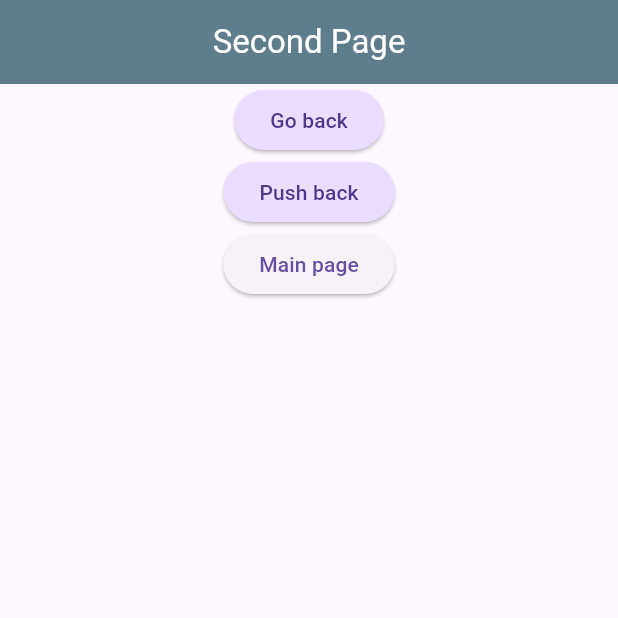
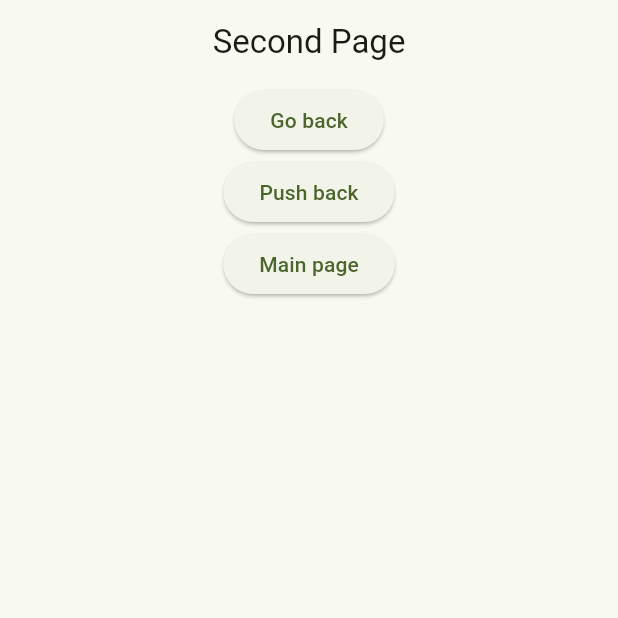
Before and after one commit to tykhonchuk/flutter, a Flutter app: the screen it shows after launch, after a tap on "Go route", on a phone screen of 412 x 824 dp, the top half of it. Run offline on Flutter 3.47's test engine with Material 3 defaults, Android fonts, the phone set to English and light mode, and no system bars; our stand-ins replace go_router.

Commit message:
Separate pages and themes

```diff
--- a/lib/main.dart
+++ b/lib/main.dart
@@ -1,129 +1,41 @@
 import 'package:flutter/material.dart';
 import 'package:go_router/go_router.dart';
+import 'Pages/first_page.dart';
+import 'Pages/second_page.dart';
+
+
+enum PagesRoute {
+  firstPage ('/', 'First Page'),
+  secondPage ('/second', 'Second Page');
+
+  const PagesRoute(this.path, this.name);
+  final String path;
+  final String name;
+}
 
 void main() {
-  final _goRoute = GoRouter(
-    routes:[
-      GoRoute(
-        path: '/',
-        builder: (context, state) => const FirstPage(),
-      ),
-      GoRoute(
-        path:'/second',
-        builder:(context, state) => const SecondPage(),
-      )
-    ],
+  final routeBuilders = {
+    PagesRoute.firstPage: (context, state) => const FirstPage(),
+    PagesRoute.secondPage: (context, state) => const SecondPage(),
+  };
+  final goRoute = GoRouter(
+    routes: PagesRoute.values.map((route) {
+      return GoRoute(
+        path: route.path,
+        name: route.name,
+        builder: routeBuilders[route]
+      );
+    }).toList(),
   );
   return runApp(MaterialApp.router(
-    routerConfig: _goRoute,
+    routerConfig: goRoute,
+    theme: ThemeData(
+      colorScheme: ColorScheme.fromSeed(seedColor: Colors.lightGreen),
+      useMaterial3: true
+    ),
+    darkTheme: ThemeData(
+      colorScheme: ColorScheme.fromSeed(brightness: Brightness.dark, seedColor: Colors.lightGreen),
+      useMaterial3: true,
+    ),
   ));
 }
-
-class FirstPage extends StatelessWidget {
-  const FirstPage({super.key});
-  @override
-  Widget build(BuildContext context) {
-    final ColorScheme colorScheme = Theme.of(context).colorScheme;
-    return Scaffold(
-        appBar: AppBar(
-          centerTitle: true,
-          backgroundColor: Colors.blueAccent,
-          title: Text(
-            "First Page",
-            style: TextStyle(color: Colors.white),
-          ),
-        ),
-        body: Column(
-            children: [
-              Center(
-                child:ElevatedButton(
-                  style:ElevatedButton.styleFrom(
-                    foregroundColor: Theme.of(context).colorScheme.onPrimaryContainer,
-                    backgroundColor: Theme.of(context).colorScheme.primaryContainer,
-                  ),
-                  child: Text('Go route'),
-                  onPressed: (){
-                    context.go('/second');
-                  },
-                ),
-              ),
-              Center(
-                child:ElevatedButton(
-                    style:ElevatedButton.styleFrom(
-                      foregroundColor: Theme.of(context).colorScheme.onPrimaryContainer,
-                      backgroundColor: Theme.of(context).colorScheme.primaryContainer,
-                    ),
-                    child: Text('Push route'),
-                    onPressed: (){
-                      Navigator.push(
-                        context,
-                        MaterialPageRoute(builder:(context) =>const SecondPage())
-                      );
-                    }
-                ),
-              ),
-            ]
-        ),
-        floatingActionButton: FloatingActionButton.extended(
-          foregroundColor: colorScheme.onTertiaryContainer,
-          backgroundColor: colorScheme.tertiaryContainer,
-          onPressed: (){},
-          label: const Text('Add'),
-          icon: const Icon(Icons.add),
-        )
-    );
-  }
-}
-
-class SecondPage extends StatelessWidget {
-  const SecondPage({super.key});
-  @override
-  Widget build(BuildContext context) {
-    return Scaffold(
-      appBar: AppBar(
-        backgroundColor: Colors.blueGrey,
-        centerTitle: true,
-        title: Text(
-            "Second Page",
-            style: TextStyle(color: Colors.white)
-        ),
-      ),
-      body: Column(
-        children: [
-          Center(
-            child: ElevatedButton(
-              style:ElevatedButton.styleFrom(
-                foregroundColor: Theme.of(context).colorScheme.onPrimaryContainer,
-                backgroundColor: Theme.of(context).colorScheme.primaryContainer,
-              ),
-              onPressed: (){
-                context.pop();
-              },
-              child: const Text("Go back"),
-            ),
-          ),
-          Center(
-              child: ElevatedButton(
-                style:ElevatedButton.styleFrom(
-                  foregroundColor: Theme.of(context).colorScheme.onPrimaryContainer,
-                  backgroundColor: Theme.of(context).colorScheme.primaryContainer,
-                ),
-                onPressed: (){
-                  Navigator.pop(context);
-                },
-                child: const Text("Push back"),
-              )
-          ),
-          Center(
-              child: ElevatedButton(
-                onPressed: (){
-                  context.go('/');
-                },
-                child: const Text("Main page"),
-              )
-          ),
-        ],
-      ),
-    );
-  }
-}
--- /dev/null
+++ b/lib/pages/first_page.dart
@@ -0,0 +1,44 @@
+import 'package:flutter/material.dart';
+import 'package:go_router/go_router.dart';
+import '../main.dart';
+
+
+class FirstPage extends StatelessWidget {
+  const FirstPage({super.key});
+  @override
+  Widget build(BuildContext context) {
+    return Scaffold(
+      appBar: AppBar(
+        centerTitle: true,
+        title: Text(
+          "First Page",
+        ),
+      ),
+      body: Column(
+        children: [
+          Center(
+            child:ElevatedButton(
+              child: Text('Go route'),
+              onPressed: (){
+                context.go(PagesRoute.secondPage.path);
+              },
+            ),
+          ),
+          Center(
+            child:ElevatedButton(
+              child: Text('Push route'),
+              onPressed: (){
+                context.push(PagesRoute.secondPage.path);
+              }
+            ),
+          ),
+        ]
+      ),
+      floatingActionButton: FloatingActionButton.extended(
+        onPressed: (){},
+        label: const Text('Add'),
+        icon: const Icon(Icons.add),
+      )
+    );
+  }
+}
--- /dev/null
+++ b/lib/pages/second_page.dart
@@ -0,0 +1,47 @@
+import 'package:flutter/material.dart';
+import 'package:go_router/go_router.dart';
+import 'package:nav/main.dart';
+
+
+class SecondPage extends StatelessWidget {
+  const SecondPage({super.key});
+  @override
+  Widget build(BuildContext context) {
+    return Scaffold(
+      appBar: AppBar(
+        centerTitle: true,
+        title: Text(
+            "Second Page",
+        ),
+      ),
+      body: Column(
+        children: [
+          Center(
+            child: ElevatedButton(
+              onPressed: (){
+                context.pop();
+              },
+              child: const Text("Go back"),
+            ),
+          ),
+          Center(
+            child: ElevatedButton(
+              onPressed: (){
+                context.pop();
+              },
+              child: const Text("Push back"),
+            )
+          ),
+          Center(
+            child: ElevatedButton(
+              onPressed: (){
+                context.go(PagesRoute.firstPage.path);
+              },
+              child: const Text("Main page"),
+            )
+          ),
+        ],
+      ),
+    );
+  }
+}
--- /dev/null
+++ b/lib/utils/build_context_extensions.dart
@@ -0,0 +1,10 @@
+import 'package:flutter/material.dart';
+
+
+extension BuildContextExtensions on BuildContext {
+  ThemeData get theme => Theme.of(this);
+
+  // MediaQueryData get mediaQuery => MediaQuery.of(this);
+
+  // double get screenWidth => mediaQuery.size.width;
+}
```
